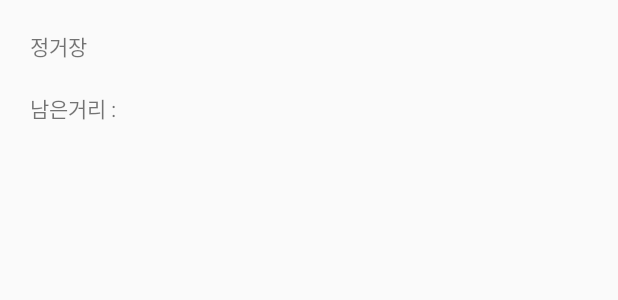
After one commit to sts06017/ShuttleLocationProject, an Android app: the layout alram_dialog.xml on its own in the app's theme, with its tools: preview values and no code run, on a phone screen of 412 x 824 dp. The commit adds this screen. Shown: the top 300 px of the screen. Run offline under Robolectric (Android 15) with nearby library versions, the phone set to English and light mode, and no system bars.

Commit message:
add check_arrive.kt (남은거리 계산함수) add alram_dialog.xml

```diff
--- a/app/build.gradle
+++ b/app/build.gradle
@@ -33,6 +33,9 @@ android {
     buildFeatures {
         viewBinding true
     }
+    buildFeatures{
+        dataBinding = true
+    }
 }
 
 dependencies {
--- a/app/src/main/AndroidManifest.xml
+++ b/app/src/main/AndroidManifest.xml
@@ -31,9 +31,7 @@
             android:name="com.google.android.geo.API_KEY"
             android:value="@string/google_maps_key" />
 
-        <activity android:name=".GetLocationActivity" />
-        <activity
-            android:name=".MainActivity"
+        <activity android:name=".MainActivity"
             android:exported="true">
             <intent-filter>
                 <action android:name="android.intent.action.MAIN" />
--- a/app/src/main/res/layout/activity_main.xml
+++ b/app/src/main/res/layout/activity_main.xml
@@ -7,11 +7,11 @@
     tools:context=".MainActivity">
 
     <fragment
+        android:id="@+id/map"
+        android:name="com.google.android.gms.maps.SupportMapFragment"
         android:layout_width="match_parent"
         android:layout_height="match_parent"
-        android:id="@+id/map"
-        tools:context=".MapsActivity"
-        android:name="com.google.android.gms.maps.SupportMapFragment" />
+        tools:context=".MapsActivity" />
 
 <!--    <Button-->
 <!--        android:id="@+id/main_btn_toPost"-->
--- /dev/null
+++ b/app/src/main/res/layout/alram_dialog.xml
@@ -0,0 +1,21 @@
+<?xml version="1.0" encoding="utf-8"?>
+<LinearLayout xmlns:android="http://schemas.android.com/apk/res/android"
+    xmlns:app="http://schemas.android.com/apk/res-auto"
+    xmlns:tools="http://schemas.android.com/tools"
+    android:layout_width="match_parent"
+    android:layout_height="match_parent"
+    android:orientation="vertical"
+    android:padding="10dp">
+    <TextView
+        android:layout_width="match_parent"
+        android:layout_height="wrap_content"
+        android:id="@+id/stationText"
+        android:text="정거장"
+        android:layout_margin="10dp"/>
+    <TextView
+        android:layout_width="match_parent"
+        android:layout_height="wrap_content"
+        android:id="@+id/distanceText"
+        android:text="남은거리 :"
+        android:layout_margin="10dp"/>
+</LinearLayout>
```
Also changed, not shown: app/src/main/java/kr/rabbito/shuttlelocationproject/function/check_distance.kt (added, +23 -0 lines), app/src/main/java/kr/rabbito/shuttlelocationproject/function/location.kt (added, +51 -0 lines).
